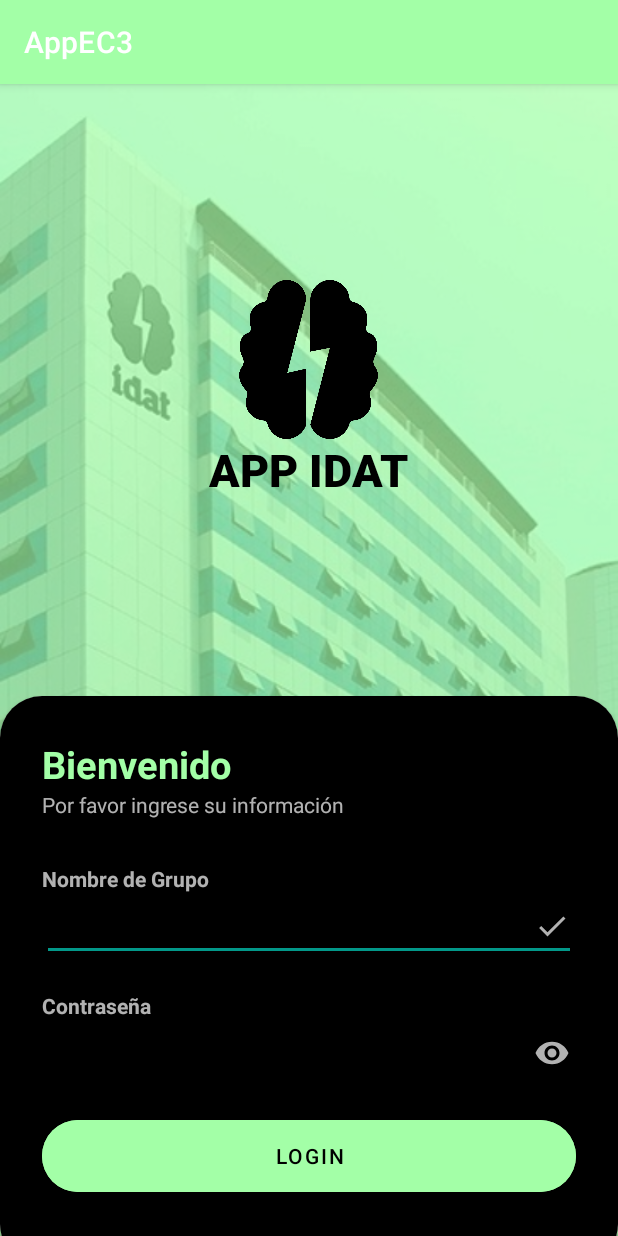
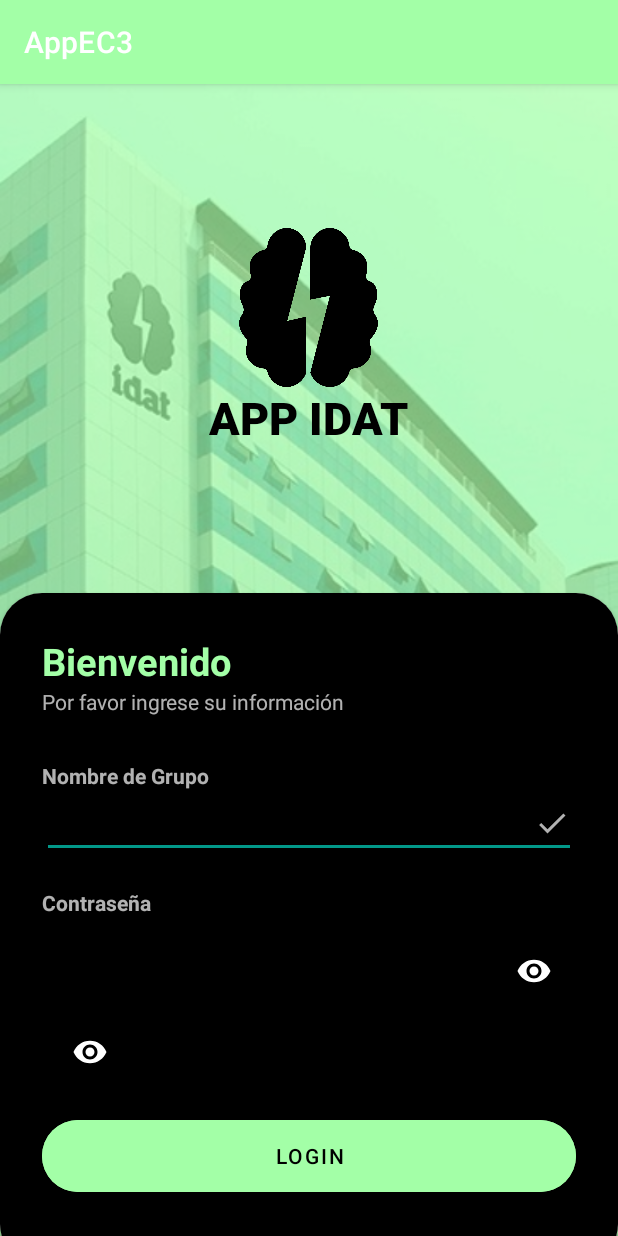
Before and after one commit to wanderjts94/AppEC3, an Android app: the screen it shows after launch (LoginActivity), on a phone screen of 412 x 824 dp. Run offline under Robolectric (Android 15) with nearby library versions, the phone set to English and light mode, and no system bars.

Commit message:
segundo request Grande

```diff
--- a/app/src/main/java/pe/edu/idat/appec3/LoginActivity.kt
+++ b/app/src/main/java/pe/edu/idat/appec3/LoginActivity.kt
@@ -3,6 +3,7 @@
 import android.content.Intent
 import androidx.appcompat.app.AppCompatActivity
 import android.os.Bundle
+import android.text.method.PasswordTransformationMethod
 import android.widget.Toast
 import pe.edu.idat.appec3.databinding.ActivityLoginBinding
 
@@ -14,25 +15,43 @@
         binding = ActivityLoginBinding.inflate(layoutInflater)
         setContentView(binding.root)
 
-
+        // Listener para el botón de login
         binding.btnLogin.setOnClickListener {
             val nombreGrupo = binding.etNombre.text.toString()
             val contrasena = binding.etPassword.text.toString()
 
-
+            // Verificación de credenciales
             if (nombreGrupo == "Lewis-Group" && contrasena == "SYS123") {
-
                 redireccionamain()
             } else {
-
                 Toast.makeText(this, "Credenciales incorrectas", Toast.LENGTH_SHORT).show()
             }
         }
+
+        // Listener para el botón del ojo
+        binding.btnShowPassword.setOnClickListener {
+            togglePasswordVisibility()
+        }
     }
 
+    // Función para redireccionar a la actividad principal
     private fun redireccionamain() {
         val intent = Intent(this, MainActivity::class.java)
         startActivity(intent)
         finish()
     }
+
+    // Función para alternar la visibilidad de la contraseña
+    private fun togglePasswordVisibility() {
+        val isVisible = binding.etPassword.transformationMethod == null
+        if (isVisible) {
+            // Ocultar contraseña
+            binding.etPassword.transformationMethod = PasswordTransformationMethod.getInstance()
+            binding.btnShowPassword.setImageResource(R.drawable.baseline_remove_red_eye_24)
+        } else {
+            // Mostrar contraseña
+            binding.etPassword.transformationMethod = null
+            binding.btnShowPassword.setImageResource(R.drawable.baseline_remove_red_eye_24)
+        }
+    }
 }
--- a/app/src/main/res/layout/activity_login.xml
+++ b/app/src/main/res/layout/activity_login.xml
@@ -18,7 +18,7 @@
         android:layout_height="match_parent"
         android:orientation="vertical"
         android:gravity="center"
-        android:layout_above="@+id/card_view"
+        android:layout_above="@id/card_view"
         android:padding="28dp">
 
         <ImageView
@@ -101,18 +101,33 @@
                 android:alpha="0.7"
                 android:textStyle="bold"/>
 
-            <EditText
-                android:id="@+id/etPassword"
+            <com.google.android.material.textfield.TextInputLayout
                 android:layout_width="match_parent"
                 android:layout_height="wrap_content"
-                android:alpha="0.7"
-                android:drawableEnd="@drawable/baseline_remove_red_eye_24"
-                android:inputType="textPassword"
-                android:textColor="@color/white"
-                tools:ignore="TouchTargetSizeCheck,SpeakableTextPresentCheck" />
+                android:hint="Contraseña"
+                app:boxBackgroundColor="@color/black">
 
+                <com.google.android.material.textfield.TextInputEditText
+                    android:id="@+id/etPassword"
+                    android:layout_width="match_parent"
+                    android:layout_height="wrap_content"
+                    android:drawableEnd="@drawable/baseline_remove_red_eye_24"
+                    android:inputType="textPassword"
+                    android:textColor="@color/white" /> <!-- Añade este atributo -->
 
+            </com.google.android.material.textfield.TextInputLayout>
 
+            <ImageButton
+                android:id="@+id/btnShowPassword"
+                android:layout_width="48dp"
+                android:layout_height="48dp"
+                android:layout_marginStart="8dp"
+                android:layout_marginTop="8dp"
+                android:background="?attr/selectableItemBackgroundBorderless"
+                android:foreground="?attr/selectableItemBackgroundBorderless"
+                android:padding="8dp"
+                android:src="@drawable/baseline_remove_red_eye_24"
+                android:contentDescription="@string/MostrarContrasena" />
 
             <View
                 android:layout_width="wrap_content"
@@ -131,8 +146,6 @@
                 android:layout_width="wrap_content"
                 android:layout_height="15dp"/>
 
-
-
         </LinearLayout>
 
     </androidx.cardview.widget.CardView>
--- a/app/src/main/res/values/strings.xml
+++ b/app/src/main/res/values/strings.xml
@@ -16,4 +16,5 @@
     <string name="Listado">Listado</string>
     <string name="respuesta">Respuesta</string>
     <string name="textAp">App EC3</string>
+    <string name="MostrarContrasena">Mostrar Clave</string>
 </resources>
```
